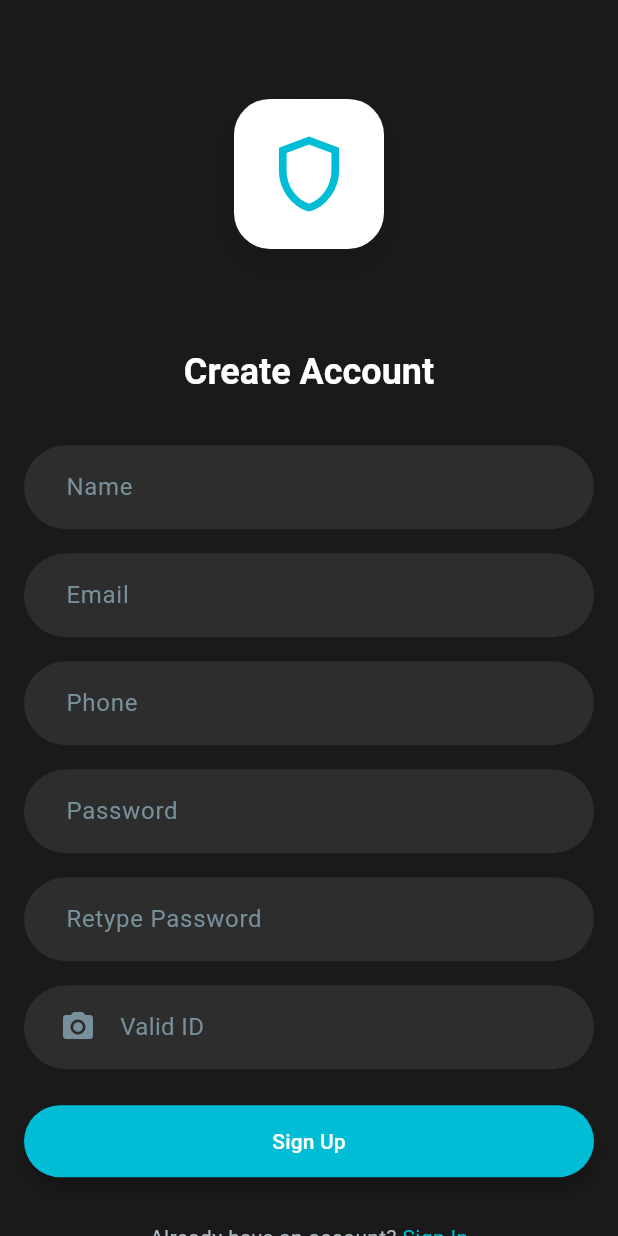
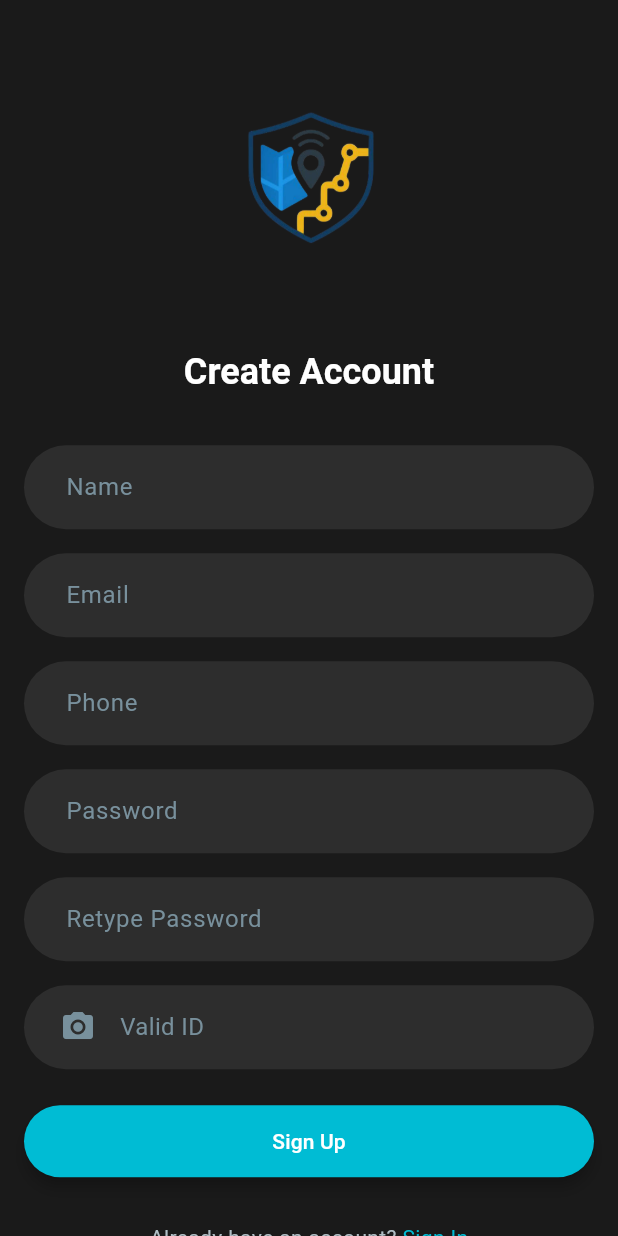
Before and after one commit to Zarathustra09/sentrisafe, a Flutter app: the RegistrationPage screen opened by its route, on a phone screen of 412 x 824 dp. Run offline on Flutter 3.47's test engine with Material 3 defaults, Android fonts, the phone set to English and light mode, and no system bars; our stand-ins replace connectivity_plus, flutter_typeahead, form_field_validator, geocoding, geolocator, google_maps_flutter and 4 more; accounts and stored records are empty.

Commit message:
Replace shield icon with logo image in login, onboarding, and registration pages

```diff
--- a/lib/pages/auth/login_page.dart
+++ b/lib/pages/auth/login_page.dart
@@ -84,11 +84,7 @@ class _LoginPageState extends State<LoginPage> {
                         ),
                       ],
                     ),
-                    child: const Icon(
-                      Icons.shield_outlined,
-                      size: 60,
-                      color: Constants.primary,
-                    ),
+                    child: Image.asset('lib/assets/logo.png', width: 48, height: 48),
                   ),
                   SizedBox(height: constraints.maxHeight * 0.1),
                   Text(
--- a/lib/pages/auth/registration_page.dart
+++ b/lib/pages/auth/registration_page.dart
@@ -114,25 +114,10 @@ class _RegistrationPageState extends State<RegistrationPage> {
               child: Column(
                 children: [
                   SizedBox(height: constraints.maxHeight * 0.08),
-                  Container(
+                  Image.asset(
+                    'lib/assets/logo.png',
                     width: 100,
                     height: 100,
-                    decoration: BoxDecoration(
-                      color: Constants.white,
-                      borderRadius: BorderRadius.circular(AppConstants.radiusL),
-                      boxShadow: [
-                        BoxShadow(
-                          color: Constants.black.withOpacity(0.1),
-                          blurRadius: 20,
-                          offset: const Offset(0, 10),
-                        ),
-                      ],
-                    ),
-                    child: const Icon(
-                      Icons.shield_outlined,
-                      size: 60,
-                      color: Constants.primary,
-                    ),
                   ),
                   SizedBox(height: constraints.maxHeight * 0.08),
                   Text(
--- a/lib/pages/onboarding/onboarding_page.dart
+++ b/lib/pages/onboarding/onboarding_page.dart
@@ -119,11 +119,7 @@ class _OnboardingScreenState extends State<OnboardingScreen>
                                   ),
                                 ],
                               ),
-                              child: const Icon(
-                                Icons.shield_outlined,
-                                size: 60,
-                                color: Constants.primary,
-                              ),
+                              child: Image.asset('lib/assets/logo.png', width: 48, height: 48),
                             ),
                           ),
                         ),
--- a/pubspec.yaml
+++ b/pubspec.yaml
@@ -73,9 +73,8 @@ flutter:
   uses-material-design: true
 
   # To add assets to your application, add an assets section, like this:
-  # assets:
-  #   - images/a_dot_burr.jpeg
-  #   - images/a_dot_ham.jpeg
+  assets:
+    - lib/assets/logo.png
 
   # An image asset can refer to one or more resolution-specific "variants", see
   # https://flutter.dev/to/resolution-aware-images
```
Also changed, not shown: lib/assets/logo.png (added), pubspec.lock.
